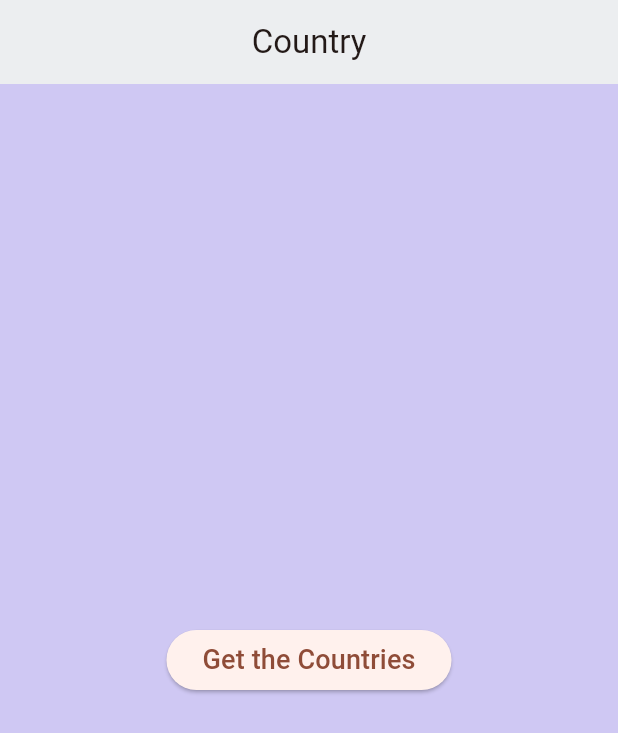
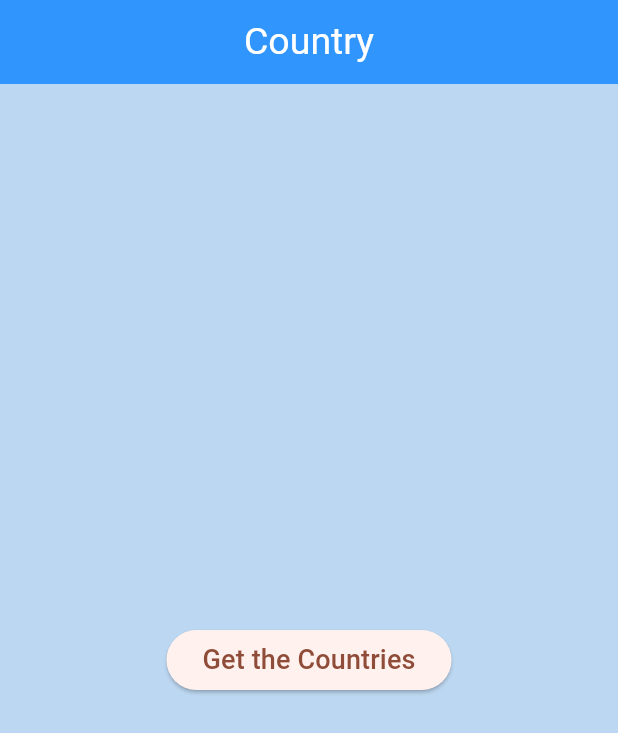
Before and after one commit to avinashmaurya19/assignment_08_may, a Flutter app: the screen it shows after launch, on a phone screen of 412 x 824 dp. Shown: the top 733 px of the screen. Run offline on Flutter 3.47's test engine with Material 3 defaults, Android fonts, the phone set to English and light mode, and no system bars; our stand-ins replace bloc, equatable, flutter_bloc.

Commit message:
color changes

```diff
--- a/lib/screens/home_screen.dart
+++ b/lib/screens/home_screen.dart
@@ -83,10 +83,13 @@ class _HomeScreenState extends State<HomeScreen> {
     return Scaffold(
       appBar: AppBar(
         centerTitle: true,
-        backgroundColor: Color.fromARGB(255, 236, 238, 240),
-        title: const Text("Country"),
+        backgroundColor: Color.fromARGB(255, 48, 150, 253),
+        title: const Text(
+          "Country",
+          style: TextStyle(fontSize: 25, color: Colors.white),
+        ),
       ),
-      backgroundColor: Color.fromARGB(255, 207, 200, 243),
+      backgroundColor: Color.fromARGB(255, 188, 215, 241),
       body: BlocBuilder<CountryBloc, CountryState>(
         builder: (context, state) {
           if (state is CountryLoadingState) {
@@ -113,8 +116,8 @@ class _HomeScreenState extends State<HomeScreen> {
                 children: [
                   Container(
                     width: double.infinity,
-                    // padding: EdgeInsets.symmetric(vertical: 30),
-                    margin: const EdgeInsets.symmetric(vertical: 10),
+                    padding: EdgeInsets.symmetric(vertical: 20),
+                    // margin: const EdgeInsets.symmetric(vertical: 10),
                     decoration: const BoxDecoration(color: Colors.white),
                     child: const SortGroupWidget(),
                   ),
```
Also changed, not shown: lib/widgets/group_grid_widget.dart (+6 -10 lines).
